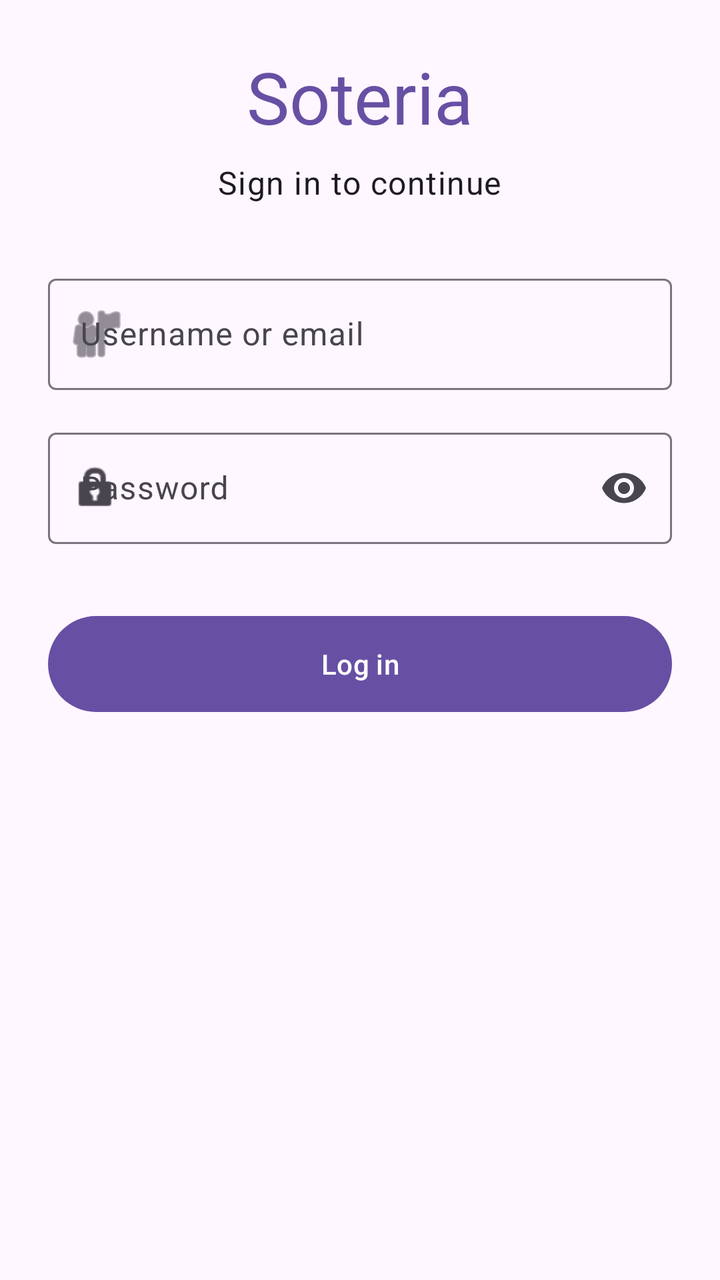
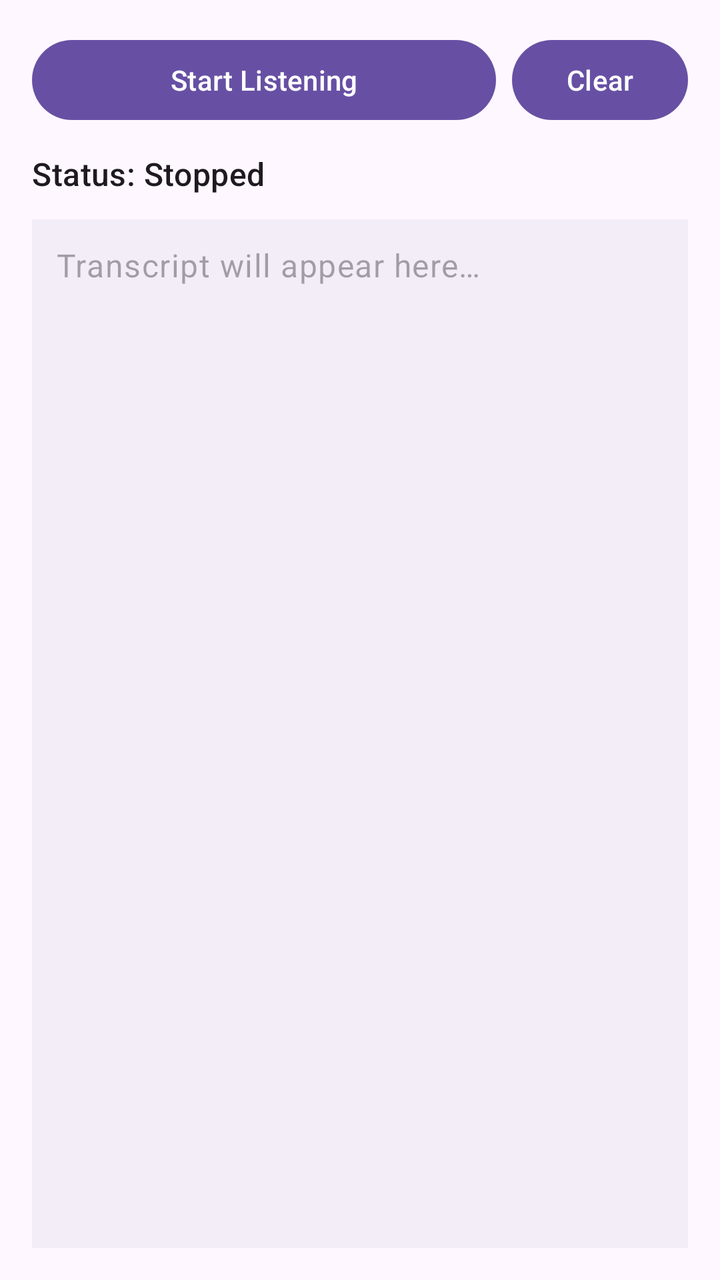

The first picture is an Android layout as it rendered before a commit; the second is the same layout after the commit. The layout source and the unified diff follow.
<!-- AndroidManifest.xml: application theme Theme.Soteria -->
<!-- res/layout/activity_main.xml -->
<?xml version="1.0" encoding="utf-8"?>
<ScrollView xmlns:android="http://schemas.android.com/apk/res/android"
    xmlns:app="http://schemas.android.com/apk/res-auto"
    xmlns:tools="http://schemas.android.com/tools"
    android:id="@+id/main"
    android:layout_width="match_parent"
    android:layout_height="match_parent"
    android:fillViewport="true"
    tools:context=".MainActivity">

    <LinearLayout
        android:layout_width="match_parent"
        android:layout_height="wrap_content"
        android:layout_gravity="center_vertical"
        android:orientation="vertical"
        android:padding="24dp">

        <TextView
            android:layout_width="wrap_content"
            android:layout_height="wrap_content"
            android:layout_gravity="center_horizontal"
            android:text="@string/app_title"
            android:textAppearance="?attr/textAppearanceDisplaySmall"
            android:textColor="?attr/colorPrimary" />

        <TextView
            android:layout_width="wrap_content"
            android:layout_height="wrap_content"
            android:layout_gravity="center_horizontal"
            android:layout_marginTop="8dp"
            android:layout_marginBottom="32dp"
            android:text="@string/login_subtitle"
            android:textAppearance="?attr/textAppearanceBodyLarge" />

        <com.google.android.material.textfield.TextInputLayout
            android:id="@+id/usernameLayout"
            style="@style/Widget.Material3.TextInputLayout.OutlinedBox"
            android:layout_width="match_parent"
            android:layout_height="wrap_content"
            android:hint="@string/hint_username"
            app:startIconDrawable="@android:drawable/ic_menu_myplaces">

            <com.google.android.material.textfield.TextInputEditText
                android:id="@+id/usernameInput"
                android:layout_width="match_parent"
                android:layout_height="wrap_content"
                android:imeOptions="actionNext"
                android:inputType="textEmailAddress" />
        </com.google.android.material.textfield.TextInputLayout>

        <com.google.android.material.textfield.TextInputLayout
            android:id="@+id/passwordLayout"
            style="@style/Widget.Material3.TextInputLayout.OutlinedBox"
            android:layout_width="match_parent"
            android:layout_height="wrap_content"
            android:layout_marginTop="16dp"
            android:hint="@string/hint_password"
            app:endIconMode="password_toggle"
            app:startIconDrawable="@android:drawable/ic_lock_idle_lock">

            <com.google.android.material.textfield.TextInputEditText
                android:id="@+id/passwordInput"
                android:layout_width="match_parent"
                android:layout_height="wrap_content"
                android:imeOptions="actionDone"
                android:inputType="textPassword" />
        </com.google.android.material.textfield.TextInputLayout>

        <com.google.android.material.button.MaterialButton
            android:id="@+id/loginButton"
            android:layout_width="match_parent"
            android:layout_height="56dp"
            android:layout_marginTop="32dp"
            android:text="@string/action_login" />

    </LinearLayout>
</ScrollView>
<!-- resources referenced by this layout -->
<resources>
  <string name="action_login">Log in</string>
  <string name="app_title">Soteria</string>
  <string name="hint_password">Password</string>
  <string name="hint_username">Username or email</string>
  <string name="login_subtitle">Sign in to continue</string>
  <style name="Theme.Soteria" parent="Base.Theme.Soteria" />
  <style name="Base.Theme.Soteria" parent="Theme.Material3.DayNight.NoActionBar">
          
          
      </style>
</resources>

<!-- the commit's change to res/layout/activity_main.xml (unified diff, before → after) -->
@@ -1,77 +1,58 @@
 <?xml version="1.0" encoding="utf-8"?>
-<ScrollView xmlns:android="http://schemas.android.com/apk/res/android"
-    xmlns:app="http://schemas.android.com/apk/res-auto"
+<LinearLayout xmlns:android="http://schemas.android.com/apk/res/android"
     xmlns:tools="http://schemas.android.com/tools"
     android:id="@+id/main"
     android:layout_width="match_parent"
     android:layout_height="match_parent"
-    android:fillViewport="true"
+    android:orientation="vertical"
+    android:padding="16dp"
     tools:context=".MainActivity">
 
     <LinearLayout
         android:layout_width="match_parent"
         android:layout_height="wrap_content"
-        android:layout_gravity="center_vertical"
-        android:orientation="vertical"
-        android:padding="24dp">
+        android:gravity="center_vertical"
+        android:orientation="horizontal">
+
+        <Button
+            android:id="@+id/toggleButton"
+            android:layout_width="0dp"
+            android:layout_height="wrap_content"
+            android:layout_weight="1"
+            android:text="Start Listening" />
+
+        <Button
+            android:id="@+id/clearButton"
+            android:layout_width="wrap_content"
+            android:layout_height="wrap_content"
+            android:layout_marginStart="8dp"
+            android:text="Clear" />
+    </LinearLayout>
+
+    <TextView
+        android:id="@+id/statusText"
+        android:layout_width="match_parent"
+        android:layout_height="wrap_content"
+        android:layout_marginTop="12dp"
+        android:text="Status: Stopped"
+        android:textAppearance="?attr/textAppearanceTitleMedium" />
+
+    <ScrollView
+        android:id="@+id/transcriptScroll"
+        android:layout_width="match_parent"
+        android:layout_height="0dp"
+        android:layout_marginTop="12dp"
+        android:layout_weight="1"
+        android:background="?attr/colorSurfaceContainer"
+        android:padding="12dp">
 
         <TextView
-            android:layout_width="wrap_content"
-            android:layout_height="wrap_content"
-            android:layout_gravity="center_horizontal"
-            android:text="@string/app_title"
-            android:textAppearance="?attr/textAppearanceDisplaySmall"
-            android:textColor="?attr/colorPrimary" />
-
-        <TextView
-            android:layout_width="wrap_content"
-            android:layout_height="wrap_content"
-            android:layout_gravity="center_horizontal"
-            android:layout_marginTop="8dp"
-            android:layout_marginBottom="32dp"
-            android:text="@string/login_subtitle"
-            android:textAppearance="?attr/textAppearanceBodyLarge" />
-
-        <com.google.android.material.textfield.TextInputLayout
-            android:id="@+id/usernameLayout"
-            style="@style/Widget.Material3.TextInputLayout.OutlinedBox"
+            android:id="@+id/transcriptText"
             android:layout_width="match_parent"
             android:layout_height="wrap_content"
-            android:hint="@string/hint_username"
-            app:startIconDrawable="@android:drawable/ic_menu_myplaces">
+            android:hint="Transcript will appear here…"
+            android:textAppearance="?attr/textAppearanceBodyLarge"
+            android:textIsSelectable="true" />
+    </ScrollView>
 
-            <com.google.android.material.textfield.TextInputEditText
-                android:id="@+id/usernameInput"
-                android:layout_width="match_parent"
-                android:layout_height="wrap_content"
-                android:imeOptions="actionNext"
-                android:inputType="textEmailAddress" />
-        </com.google.android.material.textfield.TextInputLayout>
-
-        <com.google.android.material.textfield.TextInputLayout
-            android:id="@+id/passwordLayout"
-            style="@style/Widget.Material3.TextInputLayout.OutlinedBox"
-            android:layout_width="match_parent"
-            android:layout_height="wrap_content"
-            android:layout_marginTop="16dp"
-            android:hint="@string/hint_password"
-            app:endIconMode="password_toggle"
-            app:startIconDrawable="@android:drawable/ic_lock_idle_lock">
-
-            <com.google.android.material.textfield.TextInputEditText
-                android:id="@+id/passwordInput"
-                android:layout_width="match_parent"
-                android:layout_height="wrap_content"
-                android:imeOptions="actionDone"
-                android:inputType="textPassword" />
-        </com.google.android.material.textfield.TextInputLayout>
-
-        <com.google.android.material.button.MaterialButton
-            android:id="@+id/loginButton"
-            android:layout_width="match_parent"
-            android:layout_height="56dp"
-            android:layout_marginTop="32dp"
-            android:text="@string/action_login" />
-
-    </LinearLayout>
-</ScrollView>
+</LinearLayout>
<!-- resource entries referenced after the edit -->
@@ -1,10 +1,5 @@
 <!-- resources referenced by this layout -->
 <resources>
-  <string name="action_login">Log in</string>
-  <string name="app_title">Soteria</string>
-  <string name="hint_password">Password</string>
-  <string name="hint_username">Username or email</string>
-  <string name="login_subtitle">Sign in to continue</string>
   <style name="Theme.Soteria" parent="Base.Theme.Soteria" />
   <style name="Base.Theme.Soteria" parent="Theme.Material3.DayNight.NoActionBar">
           
